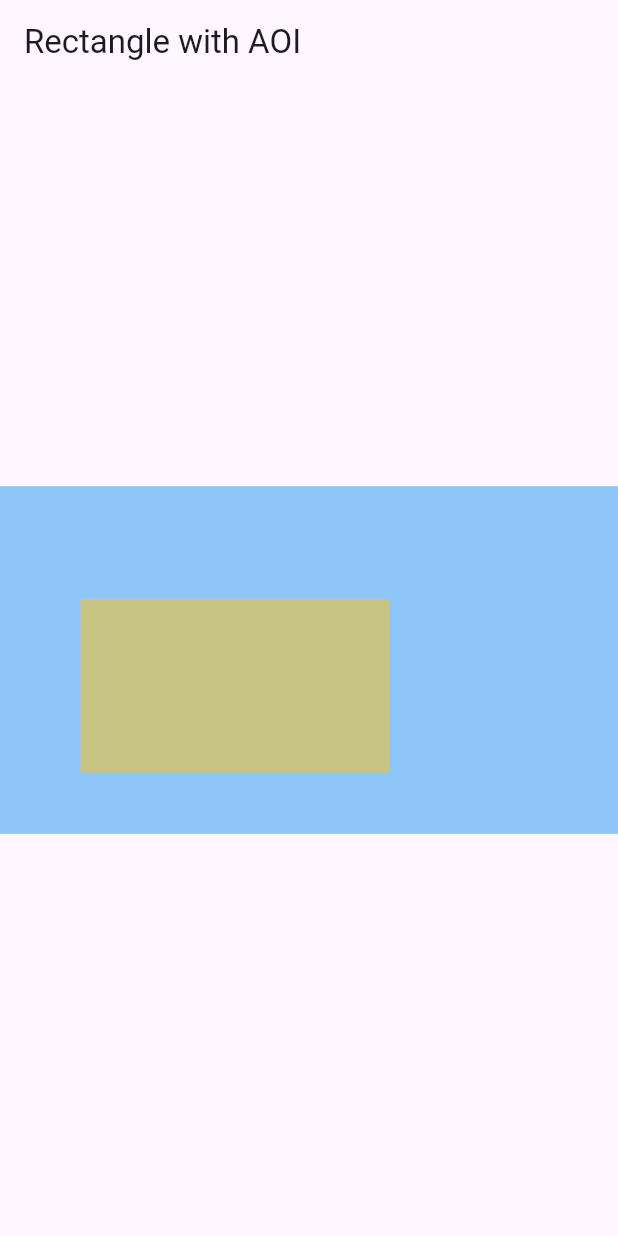
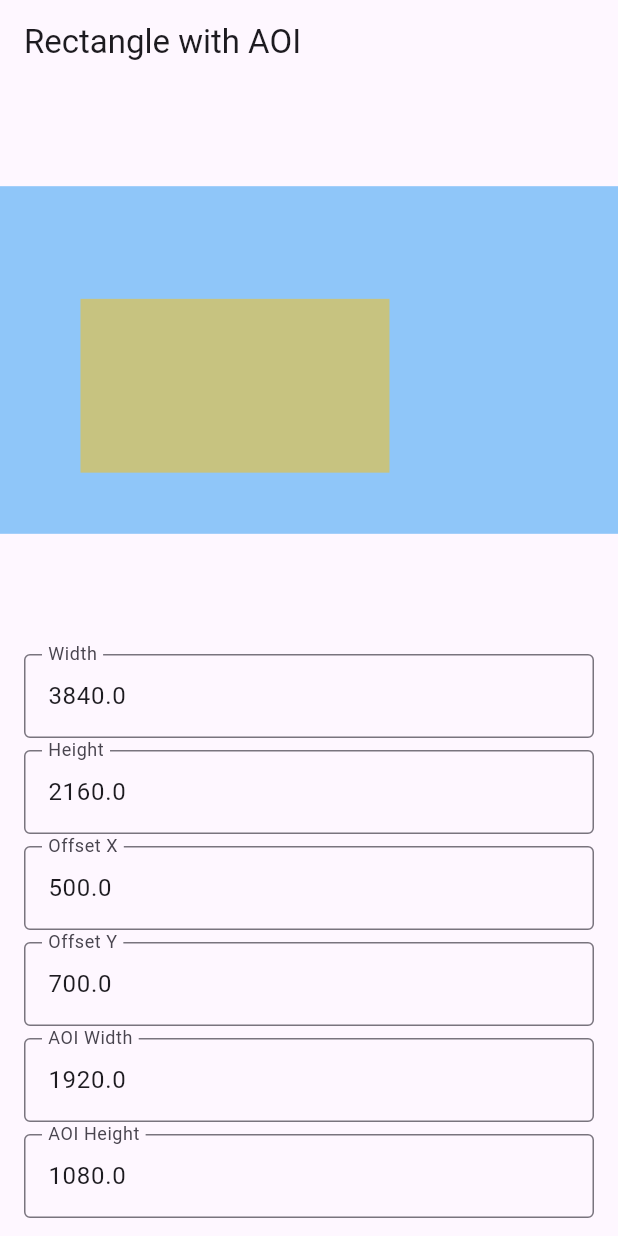
Before and after one commit to Myoungmin/flutter_aoi_rect, a Flutter app: the screen it shows after launch, on a phone screen of 412 x 824 dp. Run offline on Flutter 3.47's test engine with Material 3 defaults, Android fonts, the phone set to English and light mode, and no system bars; our stand-ins replace flutter_riverpod.

Commit message:
rect와 aoi 정보 입력 받아서 적용되도록 수정

```diff
--- a/lib/main.dart
+++ b/lib/main.dart
@@ -1,33 +1,11 @@
 import 'package:flutter/material.dart';
+import 'package:flutter_riverpod/flutter_riverpod.dart';
 
 void main() {
-  runApp(const MyApp());
+  runApp(const ProviderScope(child: MyApp()));
 }
 
-class MyApp extends StatelessWidget {
-  const MyApp({super.key});
-
-  @override
-  Widget build(BuildContext context) {
-    return MaterialApp(
-      home: Scaffold(
-        appBar: AppBar(title: const Text('Rectangle with AOI')),
-        body: const Center(
-          child: AoiRect(
-            width: 3840,
-            height: 2160,
-            offsetX: 500,
-            offsetY: 700,
-            aoiWidth: 1920,
-            aoiHeight: 1080,
-          ),
-        ),
-      ),
-    );
-  }
-}
-
-class AoiRect extends StatelessWidget {
+class AoiState {
   final double width;
   final double height;
   final double offsetX;
@@ -35,8 +13,7 @@ class AoiRect extends StatelessWidget {
   final double aoiWidth;
   final double aoiHeight;
 
-  const AoiRect({
-    super.key,
+  AoiState({
     required this.width,
     required this.height,
     required this.offsetX,
@@ -45,20 +22,97 @@ class AoiRect extends StatelessWidget {
     required this.aoiHeight,
   });
 
+  AoiState copyWith({
+    double? width,
+    double? height,
+    double? offsetX,
+    double? offsetY,
+    double? aoiWidth,
+    double? aoiHeight,
+  }) {
+    return AoiState(
+      width: width ?? this.width,
+      height: height ?? this.height,
+      offsetX: offsetX ?? this.offsetX,
+      offsetY: offsetY ?? this.offsetY,
+      aoiWidth: aoiWidth ?? this.aoiWidth,
+      aoiHeight: aoiHeight ?? this.aoiHeight,
+    );
+  }
+}
+
+class AoiNotifier extends Notifier<AoiState> {
   @override
-  Widget build(BuildContext context) {
+  AoiState build() {
+    return AoiState(
+      width: 3840,
+      height: 2160,
+      offsetX: 500,
+      offsetY: 700,
+      aoiWidth: 1920,
+      aoiHeight: 1080,
+    );
+  }
+
+  void update(
+      {double? width,
+      double? height,
+      double? offsetX,
+      double? offsetY,
+      double? aoiWidth,
+      double? aoiHeight}) {
+    state = state.copyWith(
+      width: width,
+      height: height,
+      offsetX: offsetX,
+      offsetY: offsetY,
+      aoiWidth: aoiWidth,
+      aoiHeight: aoiHeight,
+    );
+  }
+}
+
+final aoiProvider =
+    NotifierProvider<AoiNotifier, AoiState>(() => AoiNotifier());
+
+class MyApp extends ConsumerWidget {
+  const MyApp({super.key});
+
+  @override
+  Widget build(BuildContext context, WidgetRef ref) {
+    return MaterialApp(
+      home: Scaffold(
+        appBar: AppBar(title: const Text('Rectangle with AOI')),
+        body: const Column(
+          children: [
+            Expanded(child: Center(child: AoiRect())),
+            AoiControls(),
+          ],
+        ),
+      ),
+    );
+  }
+}
+
+class AoiRect extends ConsumerWidget {
+  const AoiRect({super.key});
+
+  @override
+  Widget build(BuildContext context, WidgetRef ref) {
+    final aoi = ref.watch(aoiProvider);
+
     return LayoutBuilder(
       builder: (context, constraints) {
-        final scaleX = constraints.maxWidth / width;
-        final scaleY = constraints.maxHeight / height;
+        final scaleX = constraints.maxWidth / aoi.width;
+        final scaleY = constraints.maxHeight / aoi.height;
         final scale = scaleX < scaleY ? scaleX : scaleY;
 
-        final rectWidth = width * scale;
-        final rectHeight = height * scale;
-        final aoiLeft = offsetX * scale;
-        final aoiTop = offsetY * scale;
-        final aoiRectWidth = aoiWidth * scale;
-        final aoiRectHeight = aoiHeight * scale;
+        final rectWidth = aoi.width * scale;
+        final rectHeight = aoi.height * scale;
+        final aoiLeft = aoi.offsetX * scale;
+        final aoiTop = aoi.offsetY * scale;
+        final aoiRectWidth = aoi.aoiWidth * scale;
+        final aoiRectHeight = aoi.aoiHeight * scale;
 
         return Stack(
           alignment: Alignment.center,
@@ -83,3 +137,46 @@ class AoiRect extends StatelessWidget {
     );
   }
 }
+
+class AoiControls extends ConsumerWidget {
+  const AoiControls({super.key});
+
+  @override
+  Widget build(BuildContext context, WidgetRef ref) {
+    final aoiNotifier = ref.read(aoiProvider.notifier);
+
+    Widget buildTextField(
+        String label, double value, Function(String) onChanged) {
+      return Padding(
+        padding: const EdgeInsets.symmetric(horizontal: 8, vertical: 4),
+        child: TextField(
+          decoration: InputDecoration(
+              labelText: label, border: const OutlineInputBorder()),
+          keyboardType: TextInputType.number,
+          controller: TextEditingController(text: value.toString()),
+          onSubmitted: onChanged,
+        ),
+      );
+    }
+
+    return Padding(
+      padding: const EdgeInsets.all(8.0),
+      child: Column(
+        children: [
+          buildTextField('Width', ref.watch(aoiProvider).width,
+              (val) => aoiNotifier.update(width: double.tryParse(val))),
+          buildTextField('Height', ref.watch(aoiProvider).height,
+              (val) => aoiNotifier.update(height: double.tryParse(val))),
+          buildTextField('Offset X', ref.watch(aoiProvider).offsetX,
+              (val) => aoiNotifier.update(offsetX: double.tryParse(val))),
+          buildTextField('Offset Y', ref.watch(aoiProvider).offsetY,
+              (val) => aoiNotifier.update(offsetY: double.tryParse(val))),
+          buildTextField('AOI Width', ref.watch(aoiProvider).aoiWidth,
+              (val) => aoiNotifier.update(aoiWidth: double.tryParse(val))),
+          buildTextField('AOI Height', ref.watch(aoiProvider).aoiHeight,
+              (val) => aoiNotifier.update(aoiHeight: double.tryParse(val))),
+        ],
+      ),
+    );
+  }
+}
--- a/pubspec.yaml
+++ b/pubspec.yaml
@@ -9,6 +9,7 @@ environment:
 dependencies:
   flutter:
     sdk: flutter
+  flutter_riverpod: ^2.6.1
 
 dev_dependencies:
   flutter_test:
```
Also changed, not shown: pubspec.lock.
